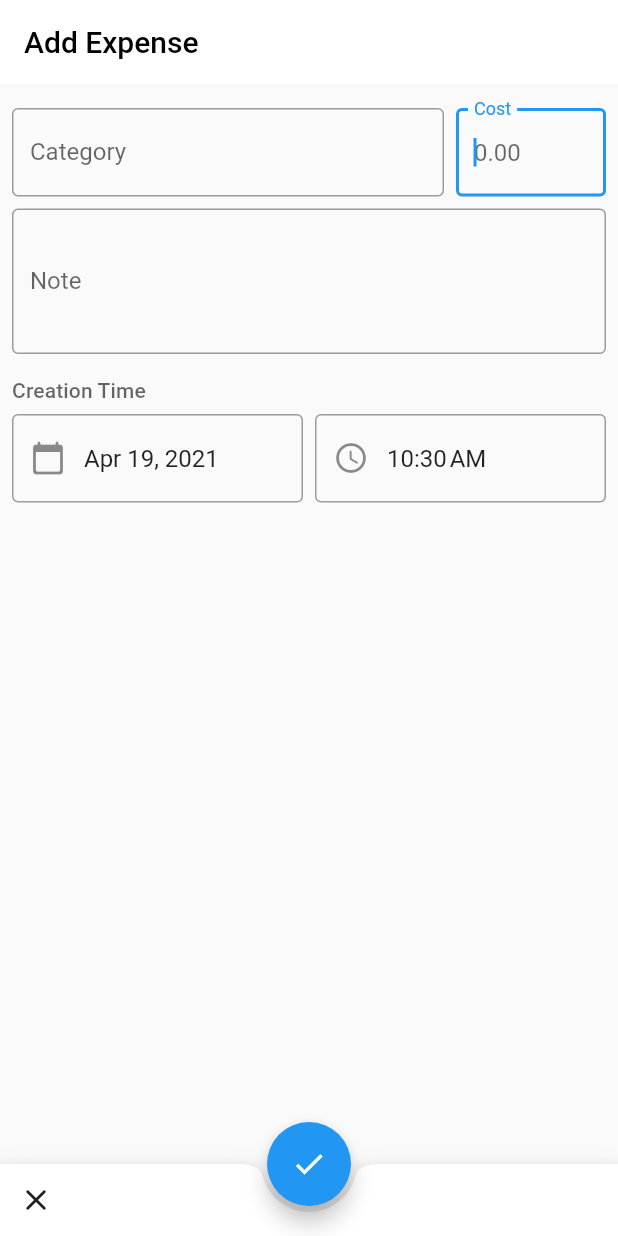
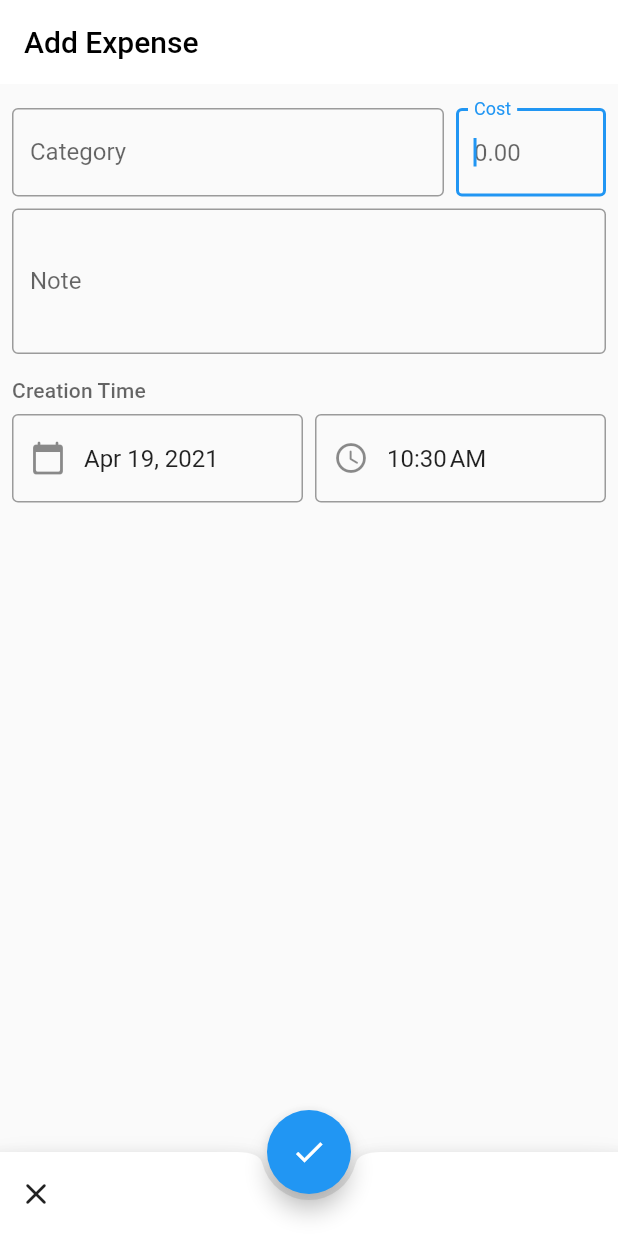
Before and after one commit to jaan-c/cents, a Flutter app: the screen it shows after launch, after a tap on the "add" icon, on a phone screen of 412 x 824 dp. Run offline on Flutter 3.47's test engine with Material 2 defaults, Android fonts, the phone set to English and light mode, and no system bars; our stand-ins replace sqflite; accounts and stored records are empty.

Commit message:
Use appbar height on bottombar.

```diff
--- a/lib/src/widgets/expense_editor_page/expense_editor_page_scaffold.dart
+++ b/lib/src/widgets/expense_editor_page/expense_editor_page_scaffold.dart
@@ -312,6 +312,8 @@ class _ExpenseEditorPageScaffoldState extends State<ExpenseEditorPageScaffold> {
   Widget _bottomActionsBar(BuildContext context) {
     return BottomAppBar(
       shape: CircularNotchedRectangle(),
+      child: SizedBox(
+        height: kToolbarHeight,
         child: Row(
           mainAxisSize: MainAxisSize.max,
           crossAxisAlignment: CrossAxisAlignment.center,
@@ -320,6 +322,7 @@ class _ExpenseEditorPageScaffoldState extends State<ExpenseEditorPageScaffold> {
             Spacer(),
             if (id != Expense.UNSET_ID) _deleteExpenseButton(context),
           ],
+        ),
       ),
     );
   }
```
Lines whose indentation alone changed are shown as unchanged.
